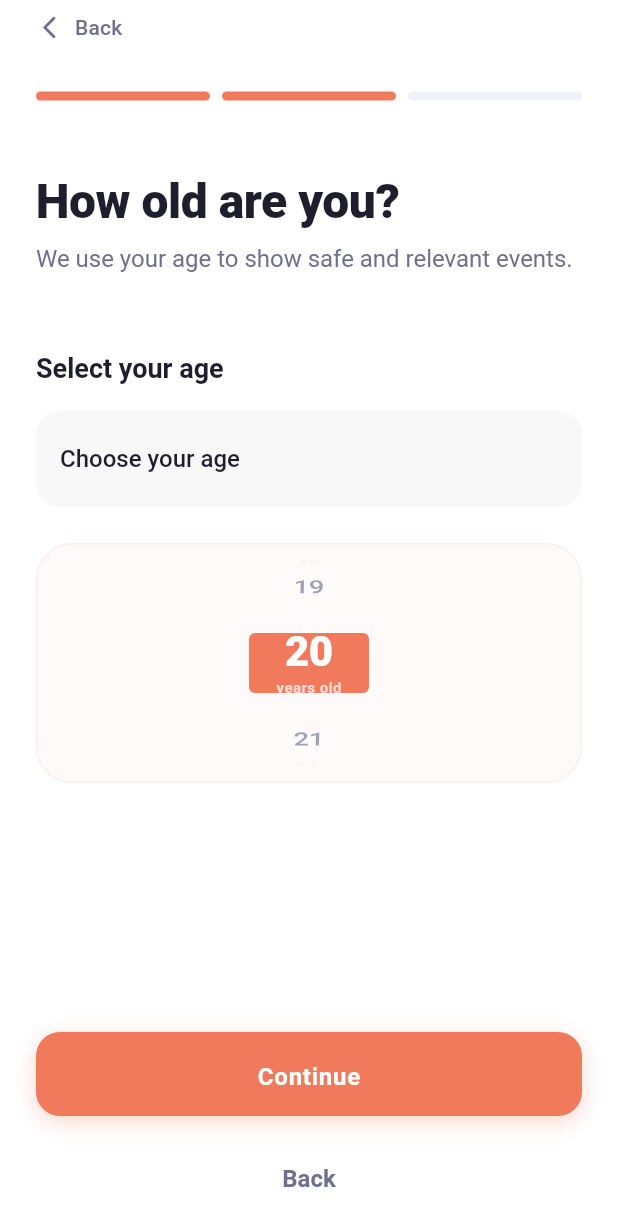
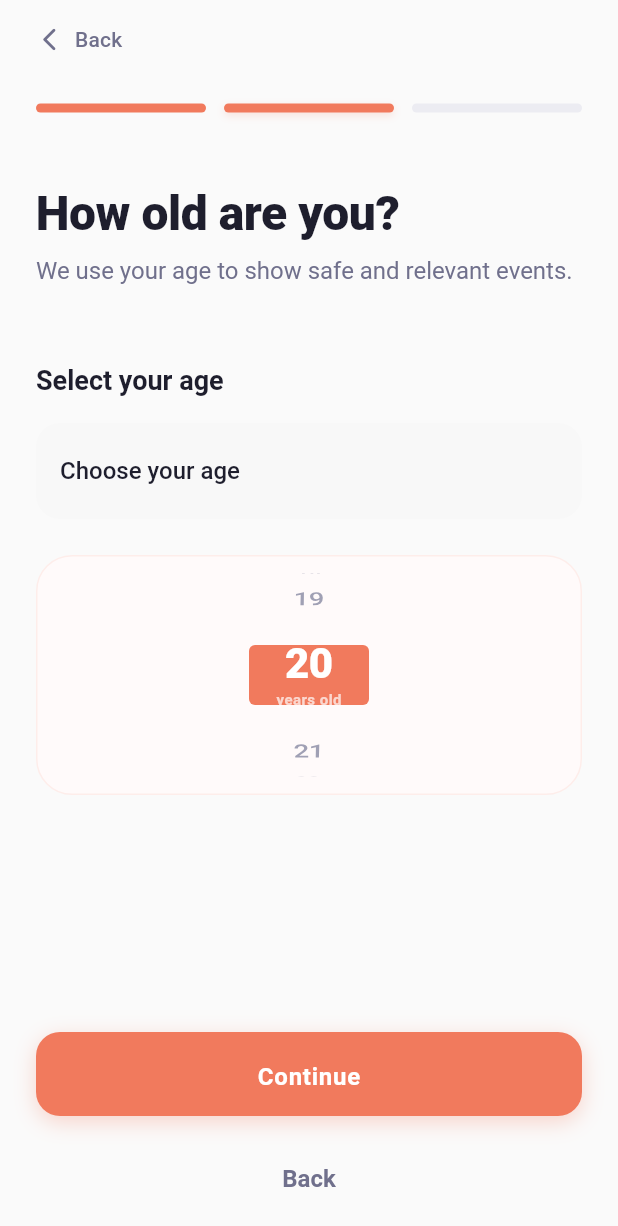
Before and after one commit to Zero-Logic-Education/HobbyHub, a Flutter app: the AgeVerificationScreen screen opened by its route, on a phone screen of 412 x 824 dp. Shown: the top 1226 px of the screen. Run offline on Flutter 3.47's test engine with Material 3 defaults, Android fonts, the light colour scheme and no system bars; our stand-ins replace cloud_firestore, firebase_analytics, firebase_auth, firebase_core, firebase_messaging, firebase_storage and 7 more; missing offline and left inert: flutter_facebook_auth; accounts and stored records are empty.

Commit message:
style: Обновлена стилизация экранов аутентификации, заменен цвет фона на `AppColors.background`, улучшены отступы и радиусы границ элементов.

```diff
--- a/lib/ui/auth/age_verification_screen.dart
+++ b/lib/ui/auth/age_verification_screen.dart
@@ -49,7 +49,7 @@ class _AgeVerificationScreenState extends ConsumerState<AgeVerificationScreen> {
   @override
   Widget build(BuildContext context) {
     return Scaffold(
-      backgroundColor: Colors.white,
+      backgroundColor: AppColors.background,
       body: SafeArea(
         child: TweenAnimationBuilder<double>(
           tween: Tween(begin: 0.0, end: 1.0),
@@ -71,7 +71,7 @@ class _AgeVerificationScreenState extends ConsumerState<AgeVerificationScreen> {
               children: [
                 // Top Back Button
                 Padding(
-                  padding: const EdgeInsets.only(top: 8),
+                  padding: const EdgeInsets.only(top: 16),
                   child: InkWell(
                     onTap: () => context.pop(),
                     child: Row(
@@ -105,27 +105,34 @@ class _AgeVerificationScreenState extends ConsumerState<AgeVerificationScreen> {
                         height: 6,
                         decoration: BoxDecoration(
                           color: AppColors.primary,
-                          borderRadius: BorderRadius.circular(3),
+                          borderRadius: BorderRadius.circular(10),
                         ),
                       ),
                     ),
-                    const SizedBox(width: 8),
+                    const SizedBox(width: 12),
                     Expanded(
                       child: Container(
                         height: 6,
                         decoration: BoxDecoration(
                           color: AppColors.primary,
-                          borderRadius: BorderRadius.circular(3),
+                          borderRadius: BorderRadius.circular(10),
+                          boxShadow: [
+                            BoxShadow(
+                              color: AppColors.primary.withOpacity(0.2),
+                              blurRadius: 4,
+                              offset: const Offset(0, 2),
+                            ),
+                          ],
                         ),
                       ),
                     ),
-                    const SizedBox(width: 8),
+                    const SizedBox(width: 12),
                     Expanded(
                       child: Container(
                         height: 6,
                         decoration: BoxDecoration(
-                          color: const Color(0xFFF1F1FB),
-                          borderRadius: BorderRadius.circular(3),
+                          color: AppColors.border,
+                          borderRadius: BorderRadius.circular(10),
                         ),
                       ),
                     ),
```
Also changed, not shown: lib/ui/auth/interests_screen.dart (+14 -7 lines), lib/ui/auth/login_screen.dart (+7 -6 lines), lib/ui/auth/register_password_screen.dart (+17 -10 lines).
